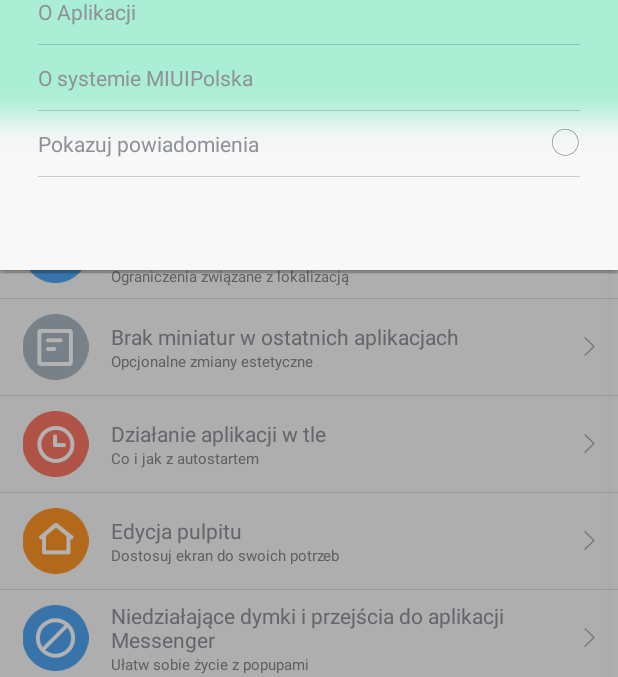
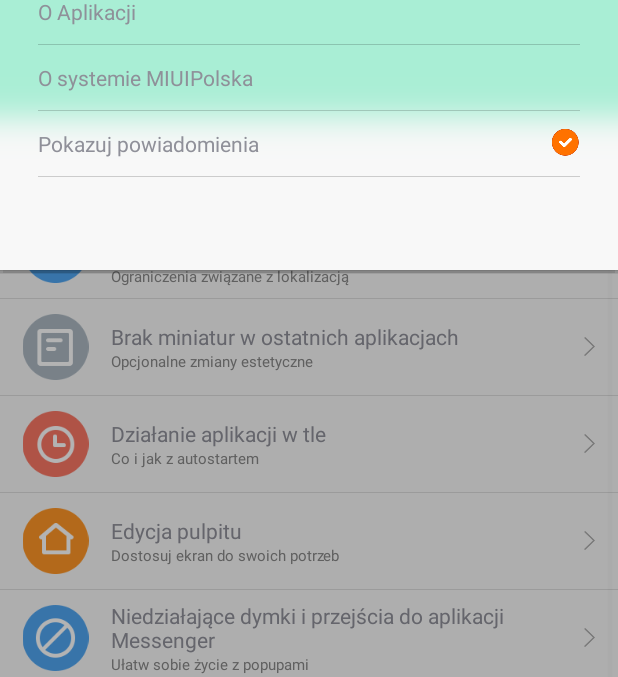
Before and after one commit to zdunex25/miui_user_guide, an Android app: the screen it shows after launch (MainActivity), after a tap on an icon or button, on a phone screen of 412 x 824 dp, the part 120-797 px from its top. Run offline under Robolectric (Android 15) with nearby library versions, the phone set to English and light mode, and no system bars.

Commit message:
workaround to fix issue #8

```diff
--- a/app/src/main/java/pl/zdunex25/tutorial/MainActivity.java
+++ b/app/src/main/java/pl/zdunex25/tutorial/MainActivity.java
@@ -43,6 +43,7 @@ public class MainActivity extends Activity {
 	String[] opisy;
 	private CheckBox checkNotification;
     private String device = Build.DEVICE;
+	final String PREFS_NAME = "MyFirstTime";
 
 
 	// Array of integers points to images stored in /res/drawable-ldpi/
@@ -204,7 +205,7 @@ public class MainActivity extends Activity {
 				//popupWindow.showAsDropDown(btnOpenPopup, 50, -220);
                 float density = context.getResources().getDisplayMetrics().density;
                 if (density >= 4.0) {
-					popupWindow.showAsDropDown(btnOpenPopup, 50, -220);
+                    popupWindow.showAsDropDown(btnOpenPopup, 50, -220);
                 }
                 else if (density >= 3.0) {
                     popupWindow.showAsDropDown(btnOpenPopup, 50, -220);
@@ -265,8 +266,13 @@ public class MainActivity extends Activity {
 				});
 
 				//checkbox for notifications
+				SharedPreferences settings = getSharedPreferences(PREFS_NAME, 0);
 				checkNotification = (CheckBox) popupView.findViewById(R.id.checkNotif);
 				checkNotification.setChecked(getFromSP("checkbox1"));
+				if (settings.getBoolean("my_first_time", true)) {
+					checkNotification.setChecked(true);
+					settings.edit().putBoolean("my_first_time", false).commit();
+				}
 				checkNotification.setOnCheckedChangeListener(new CompoundButton.OnCheckedChangeListener() {
 
 					@Override
```
